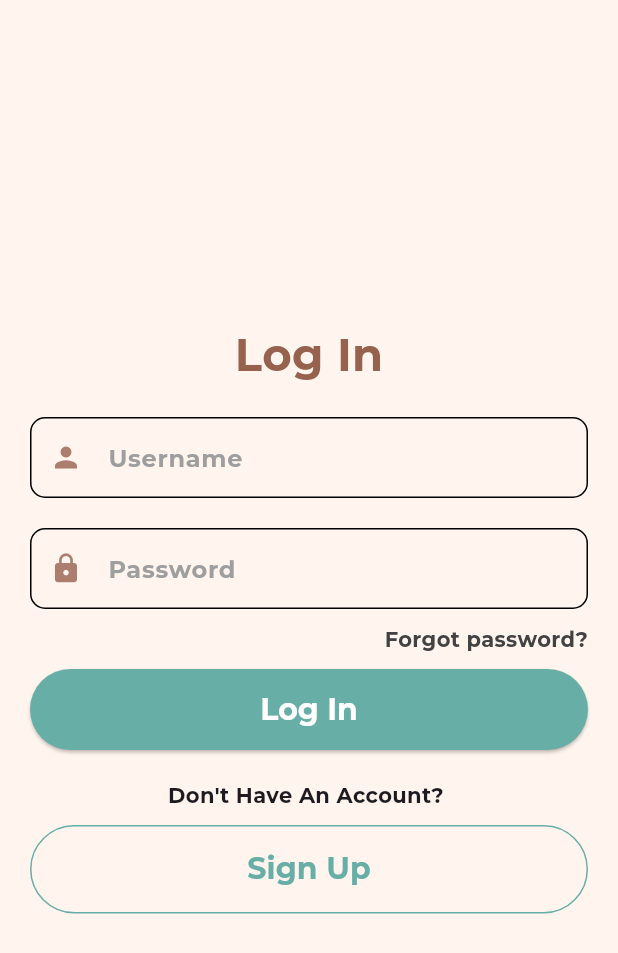
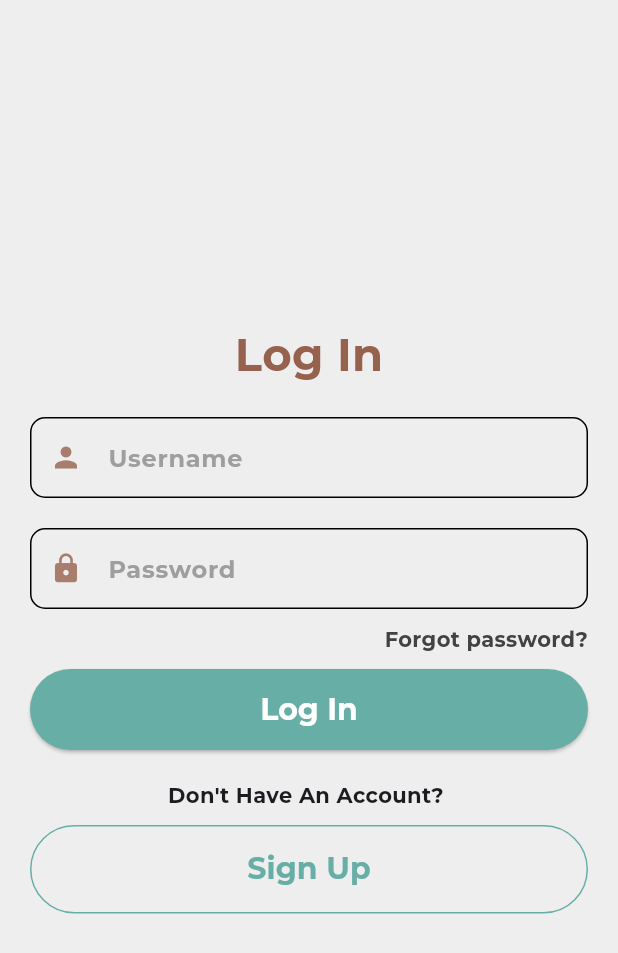
Before and after one commit to Subekshya8686/FurEverHome, a Flutter app: the screen it shows after launch, on a phone screen of 412 x 824 dp. Shown: the top 953 px of the screen. Run offline on Flutter 3.47's test engine with Material 3 defaults, Android fonts, the phone set to English and light mode, and no system bars; our stand-ins replace dartz, equatable, flutter_bloc, get_it, hive_flutter; accounts and stored records are empty.

Commit message:
text color change

```diff
--- a/lib/core/app_theme/app_theme.dart
+++ b/lib/core/app_theme/app_theme.dart
@@ -4,13 +4,14 @@ import 'package:flutter/services.dart';
 ThemeData getApplicationTheme() {
   // Set the system UI overlay style for the status bar
   SystemChrome.setSystemUIOverlayStyle(SystemUiOverlayStyle(
-    statusBarIconBrightness: Brightness.dark, // Black icons in status bar
+    statusBarIconBrightness: Brightness.dark,
   ));
 
   return ThemeData(
     fontFamily: "Montserrat Bold",
     primaryColor: const Color(0xCC96614D),
-    scaffoldBackgroundColor: Color(0xFFFFF4EE),
+    // scaffoldBackgroundColor: Color(0xFFFFF4EE),
+    scaffoldBackgroundColor: Colors.grey[200],
     elevatedButtonTheme: ElevatedButtonThemeData(
       style: ElevatedButton.styleFrom(
         textStyle: const TextStyle(
@@ -46,16 +47,20 @@ ThemeData getApplicationTheme() {
     ),
     appBarTheme: AppBarTheme(
       backgroundColor: const Color(0xFFFCDDC9),
+      // backgroundColor: const Color(0xFFFCDDC9),
       iconTheme: const IconThemeData(
-        color: Color(0xFF96614D),
+        color: Color(0xCC7A4F3A),
+        // color: Color(0xFF96614D),
       ),
-      titleTextStyle: const TextStyle(
-        color: Color(0xFF66AEA6),
+      titleTextStyle: TextStyle(
+        // color: Color(0xFF66AEA6),
+        // color: Color(0xCC7A4F3A),
+        color: Colors.black,
         fontSize: 24,
         fontFamily: "Montserrat Bold",
       ),
       elevation: 4.0,
-      shadowColor: Colors.black.withOpacity(0.1),
+      shadowColor: Colors.black.withAlpha(26),
     ),
   );
 }
```
